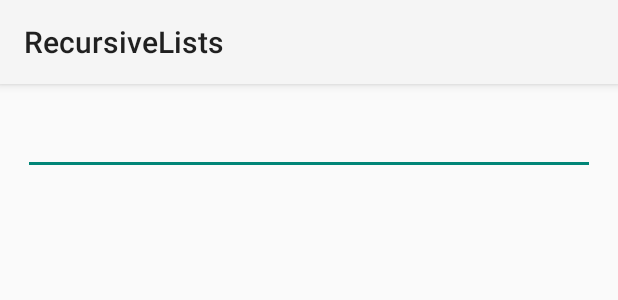
After one commit to antoshkaplus/Android_RecursiveLists, an Android app: the layout view_add_string_gialog.xml on its own in the app's theme, with its tools: preview values and no code run, on a phone screen of 412 x 824 dp. The commit adds this screen. Shown: the top 300 px of the screen. Run offline under Robolectric (Android 15) with nearby library versions, the phone set to English and light mode, and no system bars.

Commit message:
do more job

```diff
--- a/app/src/main/java/com/antoshkaplus/recursivelists/ConfirmDialog.java
+++ b/app/src/main/java/com/antoshkaplus/recursivelists/dialog/ConfirmDialog.java
@@ -1,4 +1,4 @@
-package com.antoshkaplus.recursivelists;
+package com.antoshkaplus.recursivelists.dialog;
 
 import android.app.DialogFragment;
 import android.os.Bundle;
@@ -16,8 +16,6 @@ public class ConfirmDialog extends DialogFragment {
 
     public static final String ARG_TITLE = "arg_title";
     public static final String ARG_MESSAGE = "arg_message";
-
-    private static final int TOP_INPUT_PADDING_DP = 15;
 
     private CharSequence title;
     private CharSequence message;
--- /dev/null
+++ b/app/src/main/res/layout/view_add_string_gialog.xml
@@ -0,0 +1,12 @@
+<?xml version="1.0" encoding="utf-8"?>
+<FrameLayout xmlns:android="http://schemas.android.com/apk/res/android"
+    android:layout_width="match_parent" android:layout_height="match_parent"
+    android:paddingLeft="15dp"
+    android:paddingRight="15dp"
+    android:paddingTop="15dp">
+
+    <EditText
+        android:id="@+id/input"
+        android:layout_width="match_parent"
+        android:layout_height="wrap_content" />
+</FrameLayout>
```
Also changed, not shown: app/src/main/java/com/antoshkaplus/recursivelists/MainActivity.java (+42 -11 lines), app/src/main/java/com/antoshkaplus/recursivelists/dialog/AddStringDialog.java (renamed from app/src/main/java/com/antoshkaplus/recursivelists/AddStringDialog.java, +11 -14 lines), app/src/main/java/com/antoshkaplus/recursivelists/dialog/RetryDialog.java (added, +75 -0 lines), 1 other file.
